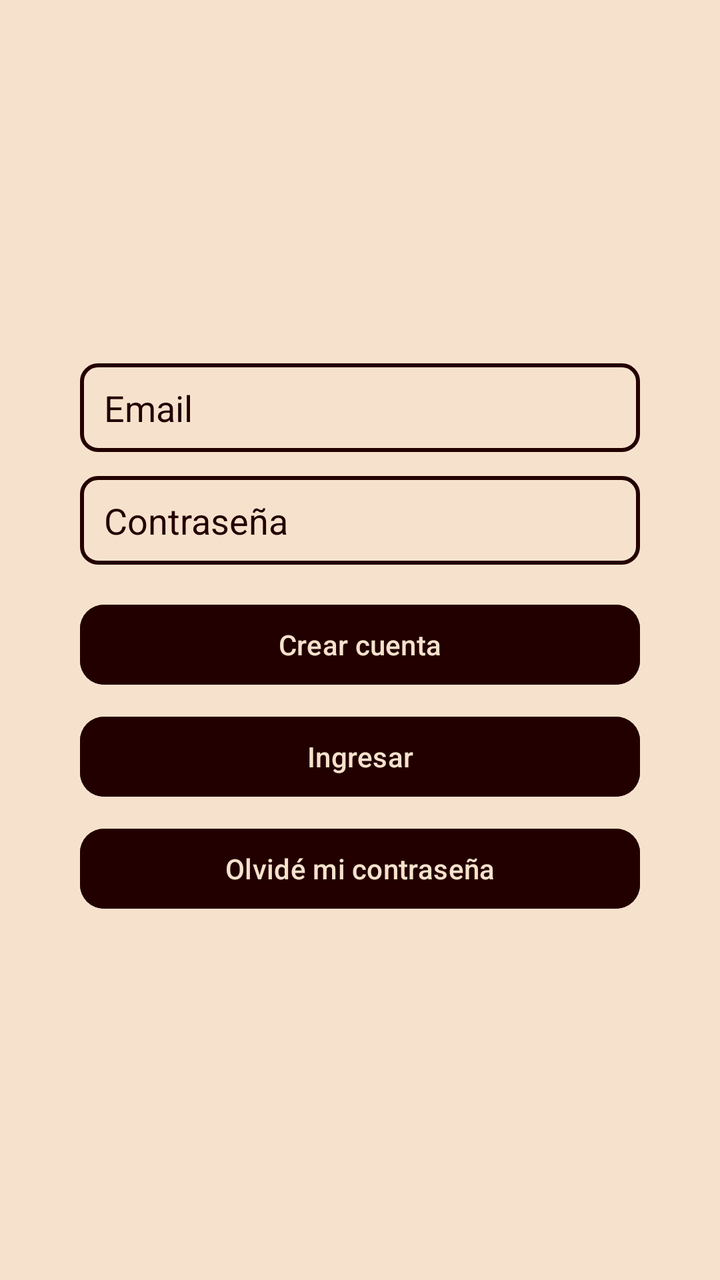
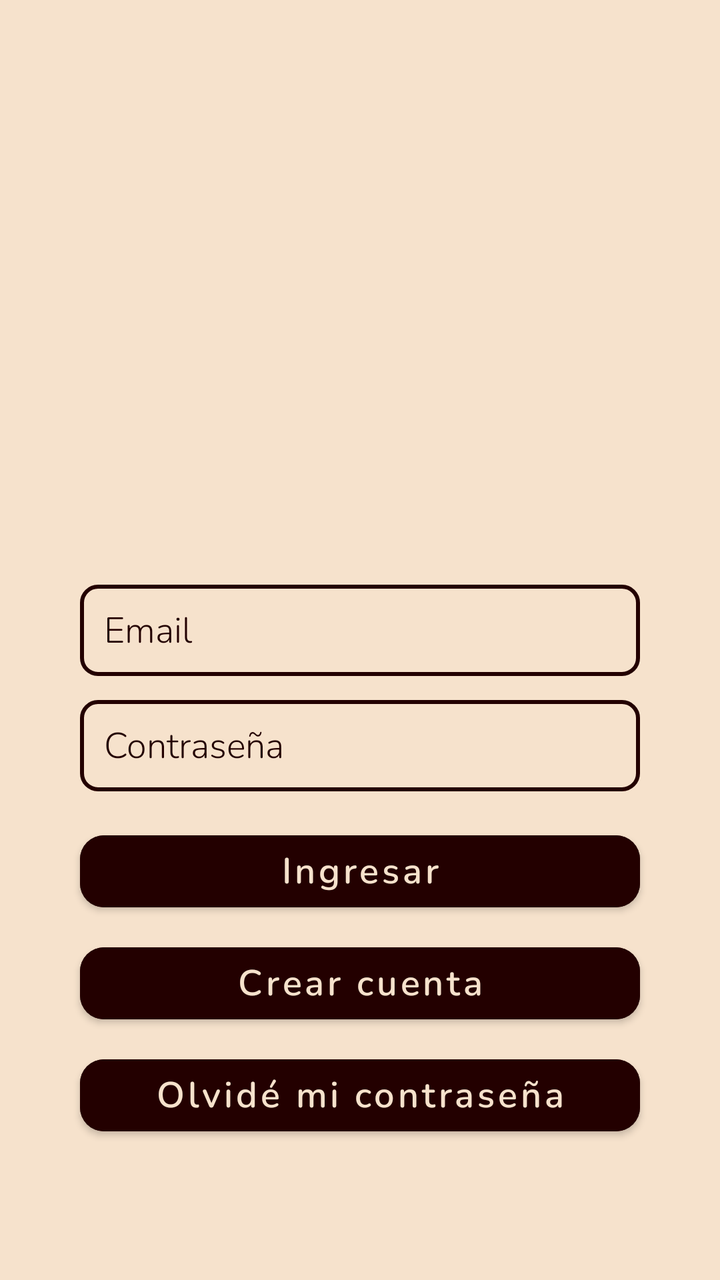

Before-and-after screenshots of an Android layout around one commit, followed by the original layout XML and the change that was made.
<!-- AndroidManifest.xml: application theme Theme.Loveito -->
<!-- res/layout/fragment_auth.xml -->
<?xml version="1.0" encoding="utf-8"?>
<ScrollView xmlns:android="http://schemas.android.com/apk/res/android"
    xmlns:app="http://schemas.android.com/apk/res-auto"
    android:fillViewport="true"
    android:padding="16dp"
    android:layout_width="match_parent"
    android:layout_height="match_parent"
    android:fitsSystemWindows="true">

    <LinearLayout
        android:orientation="vertical"
        android:layout_width="match_parent"
        android:layout_height="wrap_content"
        android:gravity="center_vertical">

        <EditText
            android:id="@+id/etEmail"
            android:hint="@string/auth_email"
            android:inputType="textEmailAddress"
            android:autofillHints="emailAddress"
            android:layout_width="match_parent"
            android:layout_height="wrap_content"
            android:layout_marginStart="24dp"
            android:layout_marginEnd="24dp"
            android:layout_gravity="center_horizontal"
            android:textColor="@color/accent_primary"
            android:textColorHint="@color/accent_primary"
            android:background="@drawable/edittext_accent_primary" />

        <EditText
            android:id="@+id/etPassword"
            android:hint="@string/auth_password"
            android:inputType="textPassword"
            android:autofillHints="password"
            android:layout_width="match_parent"
            android:layout_height="wrap_content"
            android:layout_marginTop="12dp"
            android:layout_marginStart="24dp"
            android:layout_marginEnd="24dp"
            android:layout_gravity="center_horizontal"
            android:textColor="@color/accent_primary"
            android:textColorHint="@color/accent_primary"
            android:background="@drawable/edittext_accent_primary" />

        <com.google.android.material.button.MaterialButton
            android:id="@+id/btnSignUp"
            android:text="@string/auth_signup"
            android:layout_width="match_parent"
            android:layout_height="wrap_content"
            android:layout_marginTop="16dp"
            android:layout_marginStart="24dp"
            android:layout_marginEnd="24dp"
            android:layout_gravity="center_horizontal"
            android:backgroundTint="@color/accent_primary"
            android:textColor="@color/accent_on"
            app:cornerRadius="12dp" />

        <com.google.android.material.button.MaterialButton
            android:id="@+id/btnSignIn"
            android:text="@string/auth_signin"
            android:layout_width="match_parent"
            android:layout_height="wrap_content"
            android:layout_marginTop="8dp"
            android:layout_marginStart="24dp"
            android:layout_marginEnd="24dp"
            android:layout_gravity="center_horizontal"
            android:backgroundTint="@color/accent_primary"
            android:textColor="@color/accent_on"
            app:cornerRadius="12dp" />

        <com.google.android.material.button.MaterialButton
            android:id="@+id/btnForgot"
            android:text="@string/auth_forgot_password"
            android:layout_width="match_parent"
            android:layout_height="wrap_content"
            android:layout_marginTop="8dp"
            android:layout_marginStart="24dp"
            android:layout_marginEnd="24dp"
            android:layout_gravity="center_horizontal"
            android:backgroundTint="@color/accent_primary"
            android:textColor="@color/accent_on"
            app:cornerRadius="12dp" />
    </LinearLayout>
</ScrollView>
<!-- resources referenced by this layout -->
<resources>
  <color name="accent_on">#F6E2CC</color>
  <color name="accent_primary">#230000</color>
  <!-- drawable edittext_accent_primary (drawable) -->
  <?xml version="1.0" encoding="utf-8"?>
  <shape xmlns:android="http://schemas.android.com/apk/res/android">
      <solid android:color="@android:color/transparent" />
      <stroke android:width="2dp" android:color="@color/accent_primary" />
      <corners android:radius="8dp" />
      <padding android:left="12dp" android:top="10dp" android:right="12dp" android:bottom="10dp" />
  </shape>
  <string name="auth_email">Email</string>
  <string name="auth_forgot_password">Olvidé mi contraseña</string>
  <string name="auth_password">Contraseña</string>
  <string name="auth_signin">Ingresar</string>
  <string name="auth_signup">Crear cuenta</string>
  <style name="Theme.Loveito" parent="Theme.Material3.DayNight.NoActionBar">
          <item name="colorPrimary">@color/bg_primary</item>
          <item name="colorOnPrimary">@color/text_primary</item>
          <item name="colorSecondary">@color/accent_primary</item>
          <item name="colorOnSecondary">@color/accent_on</item>
          <item name="android:colorBackground">@color/bg_primary</item>
          <item name="colorSurface">@color/bg_surface</item>
          <item name="colorOnSurface">@color/text_primary</item>
          <item name="colorError">@color/error_default</item>
          <item name="colorOnError">@color/text_primary</item>
      </style>
  <color name="bg_primary">#F6E2CC</color>
  <color name="text_primary">#2E2115</color>
  <color name="bg_surface">#F6E2CC</color>
  <color name="error_default">@color/error_accessible</color>
  <color name="error_accessible">#CF6679</color>
</resources>

<!-- the commit's change to res/layout/fragment_auth.xml (unified diff, before → after) -->
@@ -13,9 +13,19 @@
         android:layout_height="wrap_content"
         android:gravity="center_vertical">
 
+        <ImageView
+            android:id="@+id/login_logo"
+            android:layout_width="213dp"
+            android:layout_height="200dp"
+            android:layout_gravity="center_horizontal"
+            android:layout_marginBottom="24dp"
+            android:contentDescription="@string/splash_logo_desc"
+            android:src="@drawable/logo_final" />
+
         <EditText
             android:id="@+id/etEmail"
             android:hint="@string/auth_email"
+            style="@style/NunitoLightEditText"
             android:inputType="textEmailAddress"
             android:autofillHints="emailAddress"
             android:layout_width="match_parent"
@@ -30,6 +40,7 @@
         <EditText
             android:id="@+id/etPassword"
             android:hint="@string/auth_password"
+            style="@style/NunitoLightEditText"
             android:inputType="textPassword"
             android:autofillHints="password"
             android:layout_width="match_parent"
@@ -43,8 +54,9 @@
             android:background="@drawable/edittext_accent_primary" />
 
         <com.google.android.material.button.MaterialButton
-            android:id="@+id/btnSignUp"
-            android:text="@string/auth_signup"
+            android:id="@+id/btnSignIn"
+            android:text="@string/auth_signin"
+            style="@style/NunitoBoldButton"
             android:layout_width="match_parent"
             android:layout_height="wrap_content"
             android:layout_marginTop="16dp"
@@ -56,8 +68,9 @@
             app:cornerRadius="12dp" />
 
         <com.google.android.material.button.MaterialButton
-            android:id="@+id/btnSignIn"
-            android:text="@string/auth_signin"
+            android:id="@+id/btnSignUp"
+            android:text="@string/auth_signup"
+            style="@style/NunitoBoldButton"
             android:layout_width="match_parent"
             android:layout_height="wrap_content"
             android:layout_marginTop="8dp"
@@ -71,6 +84,7 @@
         <com.google.android.material.button.MaterialButton
             android:id="@+id/btnForgot"
             android:text="@string/auth_forgot_password"
+            style="@style/NunitoBoldButton"
             android:layout_width="match_parent"
             android:layout_height="wrap_content"
             android:layout_marginTop="8dp"
<!-- resource entries referenced after the edit -->
@@ -15,6 +15,19 @@
   <string name="auth_password">Contraseña</string>
   <string name="auth_signin">Ingresar</string>
   <string name="auth_signup">Crear cuenta</string>
+  <string name="splash_logo_desc">Logo de la pantalla de inicio</string>
+  <style name="NunitoBoldButton" parent="Widget.MaterialComponents.Button">
+          <item name="android:fontFamily">@font/nunito_semibold</item>
+          <item name="android:textStyle">bold</item>
+          <item name="android:textSize">18sp</item>
+          <item name="android:textAllCaps">false</item>
+      </style>
+  <style name="NunitoLightEditText" parent="android:Widget.EditText">
+          <item name="android:fontFamily">@font/nunito_light</item>
+          <item name="android:textStyle">normal</item>
+          <item name="android:textColorHint">@color/accent_primary</item>
+          <item name="android:textSize">18sp</item>
+      </style>
   <style name="Theme.Loveito" parent="Theme.Material3.DayNight.NoActionBar">
           <item name="colorPrimary">@color/bg_primary</item>
           <item name="colorOnPrimary">@color/text_primary</item>
